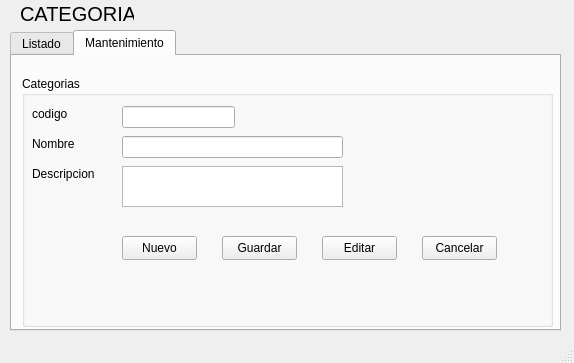
Before: the Qt Designer form Sistema de ventas/ui/FrmCategoria.ui in CodeDrTech/DevelopPython, drawn with Qt 5.
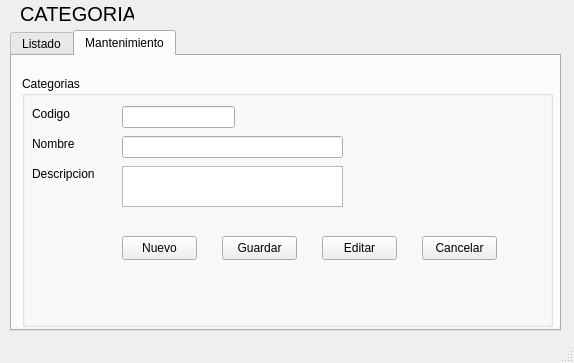
After: the same form once the commit is applied.

Patch:
```diff
--- a/Sistema de ventas/ui/FrmCategoria.ui
+++ b/Sistema de ventas/ui/FrmCategoria.ui
@@ -163,12 +163,12 @@
         <rect>
          <x>10</x>
          <y>30</y>
-         <width>37</width>
+         <width>39</width>
          <height>16</height>
         </rect>
        </property>
        <property name="text">
-        <string>codigo</string>
+        <string>Codigo</string>
        </property>
       </widget>
       <widget class="QLabel" name="label_4">
```
